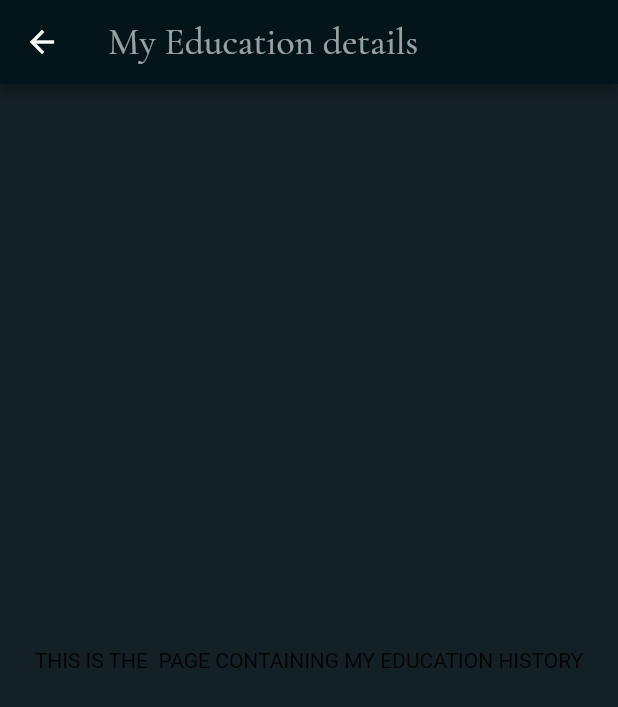
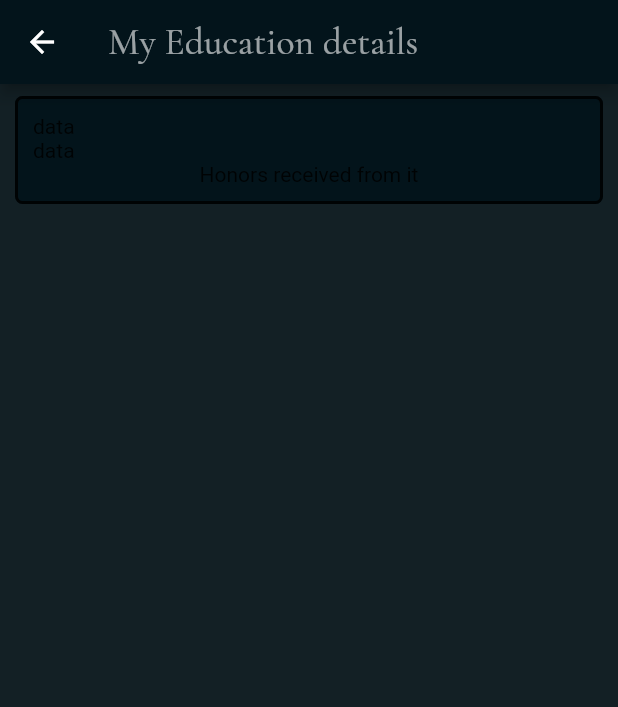
Before and after one commit to SichangiFelix/It-is-I, a Flutter app: the Education screen opened by its route, on a phone screen of 412 x 824 dp. Shown: the top 707 px of the screen. Run offline on Flutter 3.47's test engine with Material 2 defaults, Android fonts, the phone set to English and light mode, and no system bars.

Commit message:
Worked on the card for the education page

```diff
--- a/it_is_i/lib/educationPage.dart
+++ b/it_is_i/lib/educationPage.dart
@@ -14,8 +14,38 @@ class Education extends StatelessWidget {
         backgroundColor: Color(0xff03141b),
       ),
       body: SafeArea(
-        child: Center(
-          child: Text('THIS IS THE  PAGE CONTAINING MY EDUCATION HISTORY'),
+        child: Column(
+          children: [
+            Container(
+              margin: EdgeInsets.symmetric(vertical: 8.0, horizontal: 10.0),
+              padding: EdgeInsets.all(10.0),
+              decoration: BoxDecoration(
+                color: Color(0xff03141b),
+                border: Border.all(
+                  color: Colors.black87,
+                  width: 2.0,
+                  style: BorderStyle.solid,
+                ),
+                borderRadius: BorderRadius.circular(5.0),
+              ),
+              child: Column(
+                children: [
+                  Row(
+                    children: [
+                      //logo section,
+                      Column(
+                        children: [
+                          Text('data'),
+                          Text('data'),
+                        ],
+                      )
+                    ],
+                  ),
+                  Text('Honors received from it'),
+                ],
+              ),
+            ),
+          ],
         ),
       ),
     );
```
